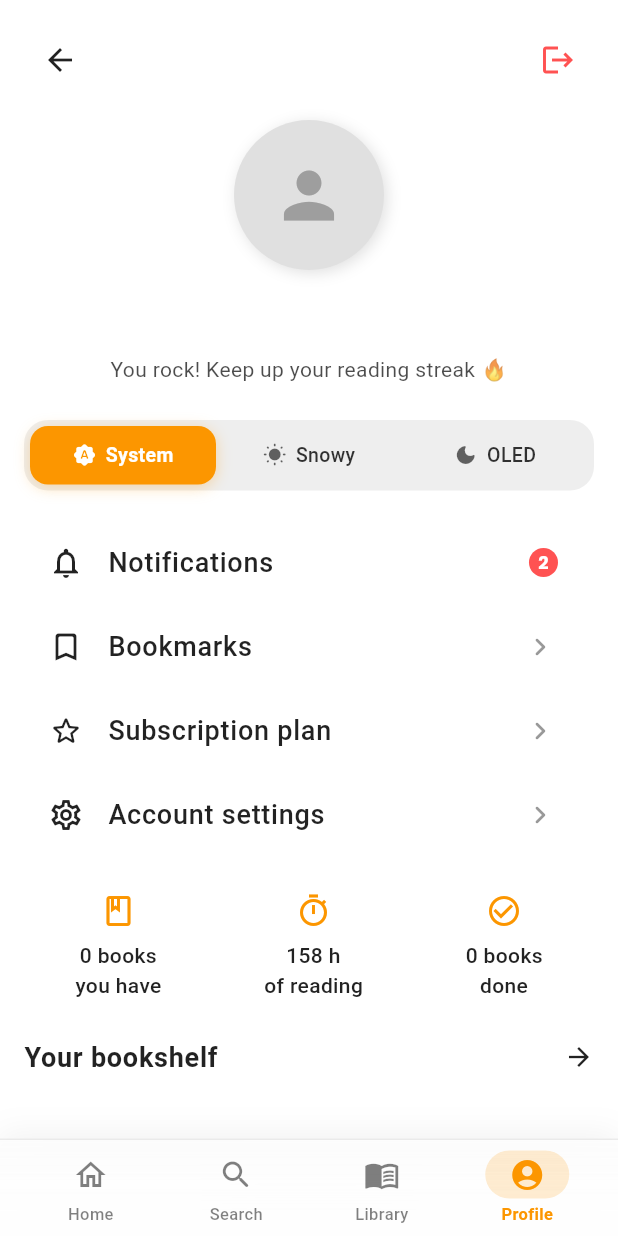
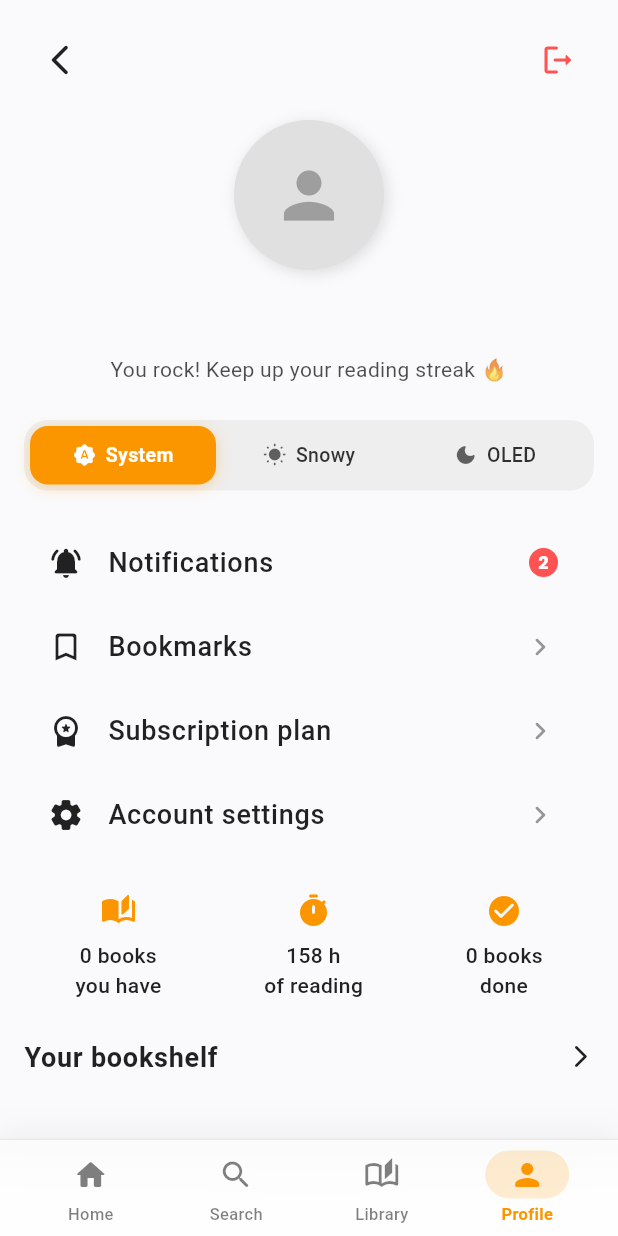
Before and after one commit to lemonhead-ai/readrift, a Flutter app: the ProfileScreen screen opened by its route, on a phone screen of 412 x 824 dp. Run offline on Flutter 3.47's test engine with Material 3 defaults, Android fonts, the phone set to English and light mode, and no system bars; our stand-ins replace cached_network_image, cloud_firestore, file_picker, firebase_auth, firebase_core, firebase_storage and 3 more; missing offline and left inert: epub_view, flutter_pdfview; accounts and stored records are empty.

```diff
--- a/lib/main.dart
+++ b/lib/main.dart
@@ -247,7 +247,7 @@ class ScaffoldWithDock extends StatelessWidget {
     final selectedIndex = _calculateSelectedIndex(context);
     return Scaffold(
       extendBody: true,
-      backgroundColor: Colors.transparent,
+      backgroundColor: Theme.of(context).scaffoldBackgroundColor,
       body: child,
       bottomNavigationBar: Dock(
         selectedIndex: selectedIndex,
--- a/lib/screens/account_settings_screen.dart
+++ b/lib/screens/account_settings_screen.dart
@@ -71,9 +71,9 @@ class AccountSettingsScreenState extends State<AccountSettingsScreen> {
                       children: [
                         IconButton(
                           icon: Icon(
-                            Icons.arrow_back,
+                            Icons.arrow_back_ios_new_rounded,
                             color:
-                                Theme.of(context).textTheme.bodyMedium?.color,
+                                Theme.of(context).colorScheme.onSurface,
                           ),
                           onPressed: () {
                             context.go('/profile');
--- a/lib/screens/bookmarks_screen.dart
+++ b/lib/screens/bookmarks_screen.dart
@@ -80,8 +80,8 @@ class BookmarksScreenState extends State<BookmarksScreen> {
                     children: [
                       IconButton(
                         icon: Icon(
-                          Icons.arrow_back,
-                          color: Theme.of(context).textTheme.bodyMedium?.color,
+                          Icons.arrow_back_ios_new_rounded,
+                          color: Theme.of(context).colorScheme.onSurface,
                         ),
                         onPressed: () {
                           context.go('/profile');
--- a/lib/screens/dock.dart
+++ b/lib/screens/dock.dart
@@ -26,10 +26,10 @@ class _DockState extends State<Dock> with SingleTickerProviderStateMixin {
   double _lastScrollPosition = 0;
 
   final List<_DockItemData> _items = const [
-    _DockItemData(icon: Icons.home_outlined, activeIcon: Icons.home_rounded, label: 'Home'),
+    _DockItemData(icon: Icons.home_rounded, activeIcon: Icons.home_rounded, label: 'Home'),
     _DockItemData(icon: Icons.search_rounded, activeIcon: Icons.search_rounded, label: 'Search'),
-    _DockItemData(icon: Icons.menu_book_outlined, activeIcon: Icons.menu_book_rounded, label: 'Library'),
-    _DockItemData(icon: Icons.account_circle_outlined, activeIcon: Icons.account_circle_rounded, label: 'Profile'),
+    _DockItemData(icon: Icons.auto_stories_outlined, activeIcon: Icons.auto_stories_rounded, label: 'Library'),
+    _DockItemData(icon: Icons.person_outline_rounded, activeIcon: Icons.person_rounded, label: 'Profile'),
   ];
 
   @override
--- a/lib/screens/login_screen.dart
+++ b/lib/screens/login_screen.dart
@@ -70,7 +70,7 @@ class LoginScreenState extends State<LoginScreen> {
               children: [
                 IconButton(
                   icon: Icon(
-                    Icons.arrow_back,
+                    Icons.arrow_back_ios_new_rounded,
                     color: Theme.of(context).brightness == Brightness.light
                         ? AppColors.lightText
                         : AppColors.darkText,
--- a/lib/screens/profile_screen.dart
+++ b/lib/screens/profile_screen.dart
@@ -154,9 +154,11 @@ class ProfileScreenState extends State<ProfileScreen> {
 
                 final textColor = Theme.of(context).colorScheme.onSurface;
 
-                return SafeArea(
-                  bottom: false,
-                  child: SingleChildScrollView(
+                return Scaffold(
+                  backgroundColor: Theme.of(context).scaffoldBackgroundColor,
+                  body: SafeArea(
+                    bottom: false,
+                    child: SingleChildScrollView(
                     physics: const BouncingScrollPhysics(
                         parent: AlwaysScrollableScrollPhysics()),
                     child: Padding(
@@ -169,7 +171,7 @@ class ProfileScreenState extends State<ProfileScreen> {
                             children: [
                               IconButton(
                                 icon: Icon(
-                                  Icons.arrow_back,
+                                  Icons.arrow_back_ios_new_rounded,
                                   color: textColor,
                                 ),
                                 onPressed: () {
@@ -182,7 +184,7 @@ class ProfileScreenState extends State<ProfileScreen> {
                               ),
                               IconButton(
                                 icon: const Icon(
-                                  Icons.logout,
+                                  Icons.logout_rounded,
                                   color: Colors.redAccent,
                                 ),
                                 onPressed: _signOut,
@@ -267,7 +269,7 @@ class ProfileScreenState extends State<ProfileScreen> {
 
                           _buildOptionTile(
                             context,
-                            icon: Icons.notifications_outlined,
+                            icon: Icons.notifications_active_rounded,
                             title: "Notifications",
                             hasBadge: true,
                             badgeCount: 2,
@@ -281,13 +283,13 @@ class ProfileScreenState extends State<ProfileScreen> {
                           ),
                           _buildOptionTile(
                             context,
-                            icon: Icons.star_border_rounded,
+                            icon: Icons.workspace_premium_rounded,
                             title: "Subscription plan",
                             onTap: () => context.push('/subscription'),
                           ),
                           _buildOptionTile(
                             context,
-                            icon: Icons.settings_outlined,
+                            icon: Icons.settings_rounded,
                             title: "Account settings",
                             onTap: () => context.push('/account-settings'),
                           ),
@@ -298,15 +300,15 @@ class ProfileScreenState extends State<ProfileScreen> {
                               _buildStatItem(
                                   context,
                                   "$totalBooks books\nyou have",
-                                  Icons.book_outlined),
+                                  Icons.auto_stories_rounded),
                               _buildStatItem(
                                   context,
                                   "$readingHours h\nof reading",
-                                  Icons.timer_outlined),
+                                  Icons.timer_rounded),
                               _buildStatItem(
                                   context,
                                   "$completedBooks books\ndone",
-                                  Icons.check_circle_outline),
+                                  Icons.check_circle_rounded),
                             ],
                           ),
                           const SizedBox(height: 24),
@@ -326,8 +328,8 @@ class ProfileScreenState extends State<ProfileScreen> {
                               BouncyTap(
                                 onTap: () => context.go('/library'),
                                 child: Icon(
-                                  Icons.arrow_forward,
-                                  size: 20,
+                                  Icons.arrow_forward_ios_rounded,
+                                  size: 18,
                                   color: textColor,
                                 ),
                               ),
@@ -375,7 +377,6 @@ class ProfileScreenState extends State<ProfileScreen> {
                                   ),
                           ),
                           const SizedBox(height: 120),
-                        ],
                       ),
                     ),
                   ),
--- a/lib/screens/signup_screen.dart
+++ b/lib/screens/signup_screen.dart
@@ -83,7 +83,7 @@ class SignUpScreenState extends State<SignUpScreen> {
               children: [
                 IconButton(
                   icon: Icon(
-                    Icons.arrow_back,
+                    Icons.arrow_back_ios_new_rounded,
                     color: Theme.of(context).brightness == Brightness.light
                         ? AppColors.lightText
                         : AppColors.darkText,
--- a/lib/security/reset_password_screen.dart
+++ b/lib/security/reset_password_screen.dart
@@ -69,7 +69,7 @@ class ResetPasswordScreenState extends State<ResetPasswordScreen> {
               children: [
                 IconButton(
                   icon: Icon(
-                    Icons.arrow_back,
+                    Icons.arrow_back_ios_new_rounded,
                     color: Theme.of(context).brightness == Brightness.light
                         ? AppColors.lightText
                         : AppColors.darkText,
--- a/lib/widgets/custom_toast.dart
+++ b/lib/widgets/custom_toast.dart
@@ -132,13 +132,13 @@ class _CustomToastState extends State<CustomToast>
   IconData _getIcon(ToastType type) {
     switch (type) {
       case ToastType.success:
-        return Icons.check_circle_outline;
+        return Icons.check_circle_rounded;
       case ToastType.error:
-        return Icons.error_outline;
+        return Icons.error_rounded;
       case ToastType.warning:
-        return Icons.warning_amber_outlined;
+        return Icons.warning_rounded;
       case ToastType.info:
-        return Icons.info_outline;
+        return Icons.info_rounded;
     }
   }
 
```
Also changed, not shown: lib/screens/home_screen.dart (+1 -26 lines), lib/screens/library_screen.dart (+6 -12 lines), lib/screens/notifications_screen.dart (+7 -7 lines), lib/screens/search_screen.dart (+2 -5 lines), lib/screens/subscription_screen.dart (+7 -7 lines).
